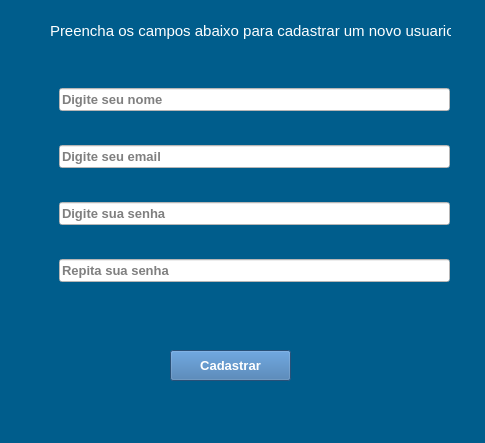
This is Views/tela_cadastro.ui in Weslei25/SistemaDeVendas as Qt 5 draws it before an edit. The edited form follows.
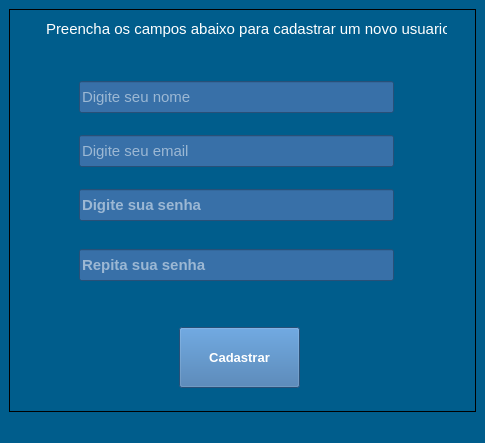
This is the edited form. Icons and pictures are not drawn.

Commit message: Melhorado os campos para cadastro de novo usuario

What changed in the file:
```diff
--- a/Views/tela_cadastro.ui
+++ b/Views/tela_cadastro.ui
@@ -43,13 +43,46 @@
 background-color: rgb(0, 93, 140);</string>
   </property>
   <widget class="QWidget" name="centralwidget">
+   <layout class="QGridLayout" name="gridLayout">
+    <item row="0" column="0">
+     <widget class="QFrame" name="frame">
+      <property name="frameShape">
+       <enum>QFrame::Box</enum>
+      </property>
+      <property name="frameShadow">
+       <enum>QFrame::Plain</enum>
+      </property>
+      <widget class="QLabel" name="label_2">
+       <property name="geometry">
+        <rect>
+         <x>77</x>
+         <y>282</y>
+         <width>301</width>
+         <height>31</height>
+        </rect>
+       </property>
+       <property name="font">
+        <font>
+         <pointsize>11</pointsize>
+         <weight>75</weight>
+         <italic>false</italic>
+         <bold>true</bold>
+        </font>
+       </property>
+       <property name="styleSheet">
+        <string notr="true">color: rgb(255, 255, 0);</string>
+       </property>
+       <property name="text">
+        <string/>
+       </property>
+      </widget>
    <widget class="QLabel" name="label">
     <property name="geometry">
      <rect>
-      <x>50</x>
-      <y>10</y>
+         <x>37</x>
+         <y>4</y>
       <width>401</width>
-      <height>41</height>
+         <height>31</height>
      </rect>
     </property>
     <property name="font">
@@ -70,9 +103,9 @@
     <property name="geometry">
      <rect>
       <x>170</x>
-      <y>350</y>
+         <y>318</y>
       <width>121</width>
-      <height>31</height>
+         <height>61</height>
      </rect>
     </property>
     <property name="font">
@@ -89,31 +122,39 @@
     <property name="text">
      <string>Cadastrar</string>
     </property>
-   </widget>
-   <widget class="QWidget" name="verticalLayoutWidget">
-    <property name="geometry">
-     <rect>
-      <x>59</x>
-      <y>60</y>
-      <width>391</width>
-      <height>251</height>
-     </rect>
-    </property>
-    <layout class="QVBoxLayout" name="verticalLayout">
-     <item>
+       <property name="icon">
+        <iconset>
+         <normaloff>../Imagens/cad_pessoas.ico</normaloff>../Imagens/cad_pessoas.ico</iconset>
+       </property>
+       <property name="iconSize">
+        <size>
+         <width>36</width>
+         <height>40</height>
+        </size>
+       </property>
+      </widget>
       <widget class="QLineEdit" name="lineEdit">
+       <property name="geometry">
+        <rect>
+         <x>70</x>
+         <y>72</y>
+         <width>315</width>
+         <height>32</height>
+        </rect>
+       </property>
        <property name="font">
         <font>
-         <pointsize>10</pointsize>
-         <weight>75</weight>
-         <bold>true</bold>
+         <pointsize>11</pointsize>
+         <weight>50</weight>
+         <bold>false</bold>
         </font>
        </property>
        <property name="whatsThis">
         <string/>
        </property>
        <property name="styleSheet">
-        <string notr="true">background-color: rgb(255, 255, 255);</string>
+        <string notr="true">background-color: rgb(56, 112, 168);
+color: rgb(255, 255, 255);</string>
        </property>
        <property name="inputMask">
         <string/>
@@ -134,55 +175,52 @@
         <enum>Qt::LogicalMoveStyle</enum>
        </property>
       </widget>
-     </item>
-     <item>
       <widget class="QLineEdit" name="lineEdit_2">
+       <property name="geometry">
+        <rect>
+         <x>70</x>
+         <y>126</y>
+         <width>315</width>
+         <height>32</height>
+        </rect>
+       </property>
        <property name="font">
         <font>
-         <pointsize>10</pointsize>
-         <weight>75</weight>
-         <bold>true</bold>
+         <pointsize>11</pointsize>
+         <weight>50</weight>
+         <bold>false</bold>
         </font>
        </property>
        <property name="styleSheet">
-        <string notr="true">background-color: rgb(255, 255, 255);</string>
+        <string notr="true">background-color: rgb(56, 112, 168);
+color: rgb(255, 255, 255);</string>
+       </property>
+       <property name="text">
+        <string/>
        </property>
        <property name="placeholderText">
         <string>Digite seu email</string>
        </property>
       </widget>
-     </item>
-     <item>
-      <widget class="QLineEdit" name="lineEdit_3">
-       <property name="font">
-        <font>
-         <pointsize>10</pointsize>
-         <weight>75</weight>
-         <bold>true</bold>
-        </font>
-       </property>
-       <property name="styleSheet">
-        <string notr="true">background-color: rgb(255, 255, 255);</string>
-       </property>
-       <property name="echoMode">
-        <enum>QLineEdit::Password</enum>
-       </property>
-       <property name="placeholderText">
-        <string>Digite sua senha</string>
-       </property>
-      </widget>
-     </item>
-     <item>
       <widget class="QLineEdit" name="lineEdit_4">
+       <property name="geometry">
+        <rect>
+         <x>70</x>
+         <y>240</y>
+         <width>315</width>
+         <height>32</height>
+        </rect>
+       </property>
        <property name="font">
         <font>
-         <pointsize>10</pointsize>
+         <pointsize>11</pointsize>
          <weight>75</weight>
          <bold>true</bold>
         </font>
        </property>
        <property name="styleSheet">
-        <string notr="true">background-color: rgb(255, 255, 255);</string>
+        <string notr="true">background-color: rgb(56, 112, 168);
+color: rgb(255, 255, 255);</string>
        </property>
        <property name="text">
         <string/>
@@ -194,33 +232,39 @@
         <string>Repita sua senha</string>
        </property>
       </widget>
-     </item>
-    </layout>
-   </widget>
-   <widget class="QLabel" name="label_2">
-    <property name="geometry">
-     <rect>
-      <x>116</x>
-      <y>320</y>
-      <width>262</width>
-      <height>23</height>
-     </rect>
-    </property>
-    <property name="font">
-     <font>
-      <pointsize>10</pointsize>
-      <weight>75</weight>
-      <italic>false</italic>
-      <bold>true</bold>
-     </font>
-    </property>
-    <property name="styleSheet">
-     <string notr="true">color: rgb(255, 255, 0);</string>
-    </property>
-    <property name="text">
-     <string/>
-    </property>
-   </widget>
+      <widget class="QLineEdit" name="lineEdit_3">
+       <property name="geometry">
+        <rect>
+         <x>70</x>
+         <y>180</y>
+         <width>315</width>
+         <height>32</height>
+        </rect>
+       </property>
+       <property name="font">
+        <font>
+         <pointsize>11</pointsize>
+         <weight>75</weight>
+         <bold>true</bold>
+        </font>
+       </property>
+       <property name="styleSheet">
+        <string notr="true">background-color: rgb(56, 112, 168);
+color: rgb(255, 255, 255);</string>
+       </property>
+       <property name="text">
+        <string/>
+       </property>
+       <property name="echoMode">
+        <enum>QLineEdit::Password</enum>
+       </property>
+       <property name="placeholderText">
+        <string>Digite sua senha</string>
+       </property>
+      </widget>
+     </widget>
+    </item>
+   </layout>
   </widget>
   <widget class="QMenuBar" name="menubar">
    <property name="geometry">
```
Lines whose indentation alone changed are shown as unchanged.
